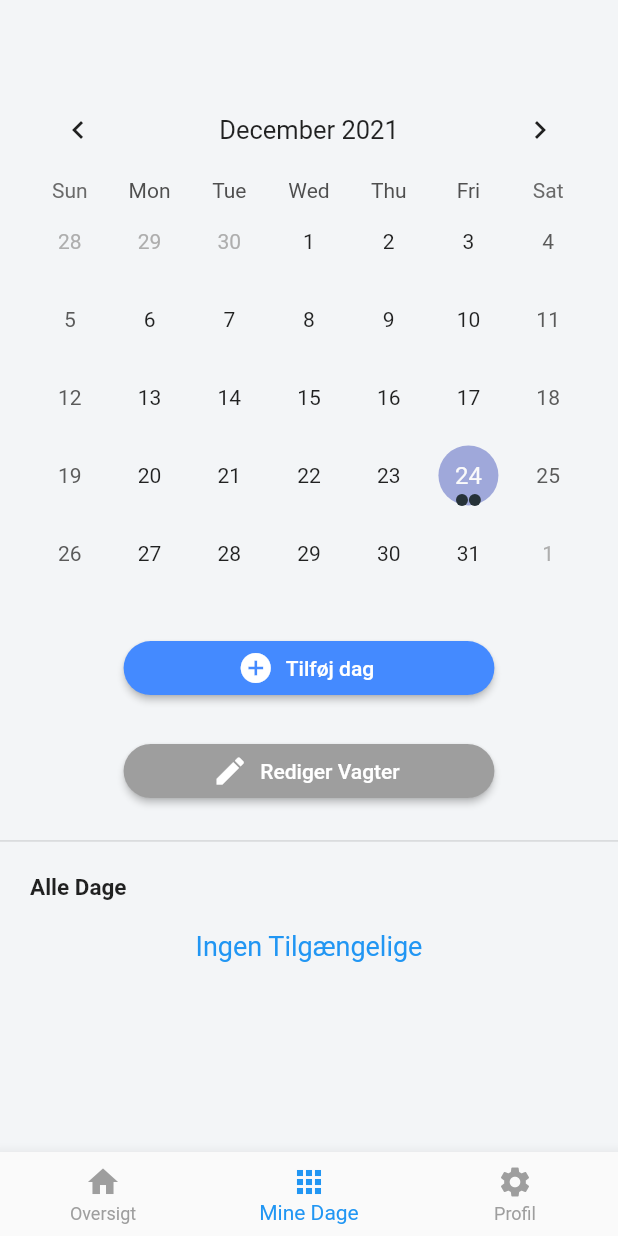
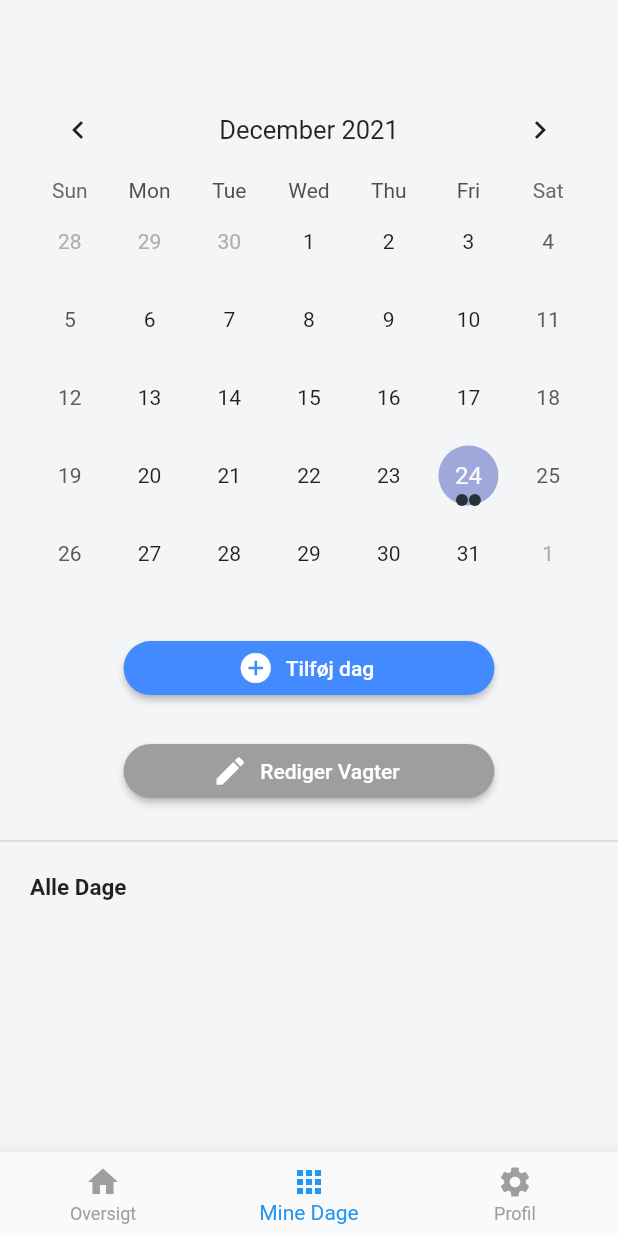
Before and after one commit to ammarOdin/odinvikar, a Flutter app: the screen it shows after launch, swiped to page 2, on a phone screen of 412 x 824 dp. Run offline on Flutter 3.47's test engine with Material 2 defaults, Android fonts, the phone set to English and light mode, and no system bars; drawn by our look-alikes of table_calendar; our stand-ins replace cloud_firestore, firebase_core, sliding_sheet; accounts and stored records are empty.

Commit message:
Delete shift

```diff
--- a/lib/main_screens/own_days.dart
+++ b/lib/main_screens/own_days.dart
@@ -141,11 +141,6 @@ class _State extends State<OwnDaysScreen> {
               builder: (BuildContext context, AsyncSnapshot<QuerySnapshot> snapshot){
                 if (!snapshot.hasData){
                   return const Center(child: CircularProgressIndicator(),);
-                } else if (snapshot.data!.docs.isEmpty){
-                  return const Center(child: Text(
-                    "Ingen Tilgængelige",
-                    style: TextStyle(color: Colors.blue, fontSize: 18),
-                  ),);
                 }
                 return Column(
                   children: snapshot.data!.docs.map((document){
@@ -192,7 +187,7 @@ class _State extends State<OwnDaysScreen> {
                     Container(margin: const EdgeInsets.all(3), padding: const EdgeInsets.only(bottom: 30), child: const Center(child: Text("Vagt Detaljer", style: TextStyle(fontWeight: FontWeight.bold, fontSize: 24),),),),
                     Container(margin: const EdgeInsets.all(3), padding: const EdgeInsets.only(bottom: 10, left: 10), child: Align(alignment: Alignment.centerLeft, child: Text("Mulige vagt: " + document['date'], style: const TextStyle(fontWeight: FontWeight.bold),),),),
                     Container(margin: const EdgeInsets.all(3), padding: const EdgeInsets.only(bottom: 10, left: 10), child: const Align(alignment: Alignment.centerLeft, child: Text("Du vil blive ringet op på dagen, hvis du får vagten. Kontakt IKKE vagt-telefonen."),) ,),
-                    Container(margin: const EdgeInsets.only(top: 15, left: 3, right: 3, bottom: 15), decoration: BoxDecoration(border: Border.all(color: Colors.grey, width: 0.8), borderRadius: const BorderRadius.all(Radius.circular(10))), child: ElevatedButton(style: ElevatedButton.styleFrom(primary: Colors.transparent, shadowColor: Colors.transparent, ), onPressed: () {saveShift.doc(document.id).delete();}, child: Align(alignment: Alignment.centerLeft, child: Row(children: const [Align(alignment: Alignment.centerLeft, child: Text("Slet", style: TextStyle(color: Colors.red, fontWeight: FontWeight.bold),)), Spacer(), Align(alignment: Alignment.centerRight, child: Icon(Icons.delete, color: Colors.red,))]),)) ,),
+                    Container(margin: const EdgeInsets.only(top: 15, left: 3, right: 3, bottom: 15), decoration: BoxDecoration(border: Border.all(color: Colors.grey, width: 0.8), borderRadius: const BorderRadius.all(Radius.circular(10))), child: ElevatedButton(style: ElevatedButton.styleFrom(primary: Colors.transparent, shadowColor: Colors.transparent, ), onPressed: () {showDialog(context: context, builder: (BuildContext context){return AlertDialog(title: const Text("Slet Vagt"), content: const Text("Er du sikker på at slette?"), actions: [TextButton(onPressed: () {saveShift.doc(document.id).delete(); Navigator.pop(context);}, child: const Text("Slet")), TextButton(onPressed: () {Navigator.pop(context);}, child: const Text("Annuller"))],);});}, child: Align(alignment: Alignment.centerLeft, child: Row(children: const [Align(alignment: Alignment.centerLeft, child: Text("Slet", style: TextStyle(color: Colors.red, fontWeight: FontWeight.bold),)), Spacer(), Align(alignment: Alignment.centerRight, child: Icon(Icons.delete, color: Colors.red,))]),)) ,),
                   ],);
                 }).toList(),
               );
--- a/pubspec.yaml
+++ b/pubspec.yaml
@@ -41,7 +41,6 @@ dependencies:
 
   sliding_sheet: ^0.5.2
   table_calendar: ^3.0.3
-
 
   # The following adds the Cupertino Icons font to your application.
   # Use with the CupertinoIcons class for iOS style icons.
```
